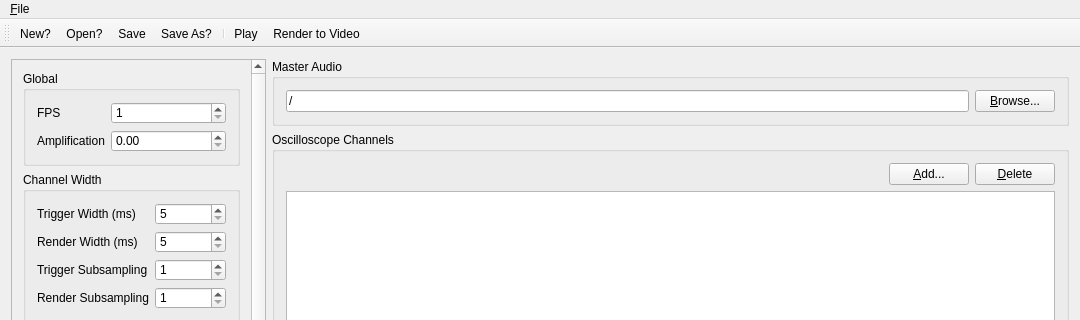
Qt form ovgenpy/gui/mainwindow.ui (corrscope/corrscope) before a commit; both pictures show x 0 to 1080 and y 0 to 320 of the 1080 by 640 pixel window.
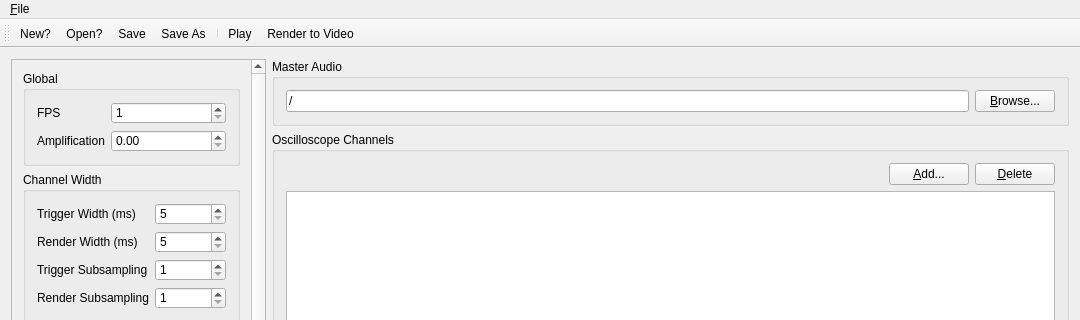
The same form after that commit.

The edit to the form file:
```diff
--- a/ovgenpy/gui/mainwindow.ui
+++ b/ovgenpy/gui/mainwindow.ui
@@ -412,7 +412,7 @@
   </action>
   <action name="actionSaveAs">
    <property name="text">
-    <string>Save &amp;As?</string>
+    <string>Save &amp;As</string>
    </property>
    <property name="shortcut">
     <string>Ctrl+Shift+S</string>
```
